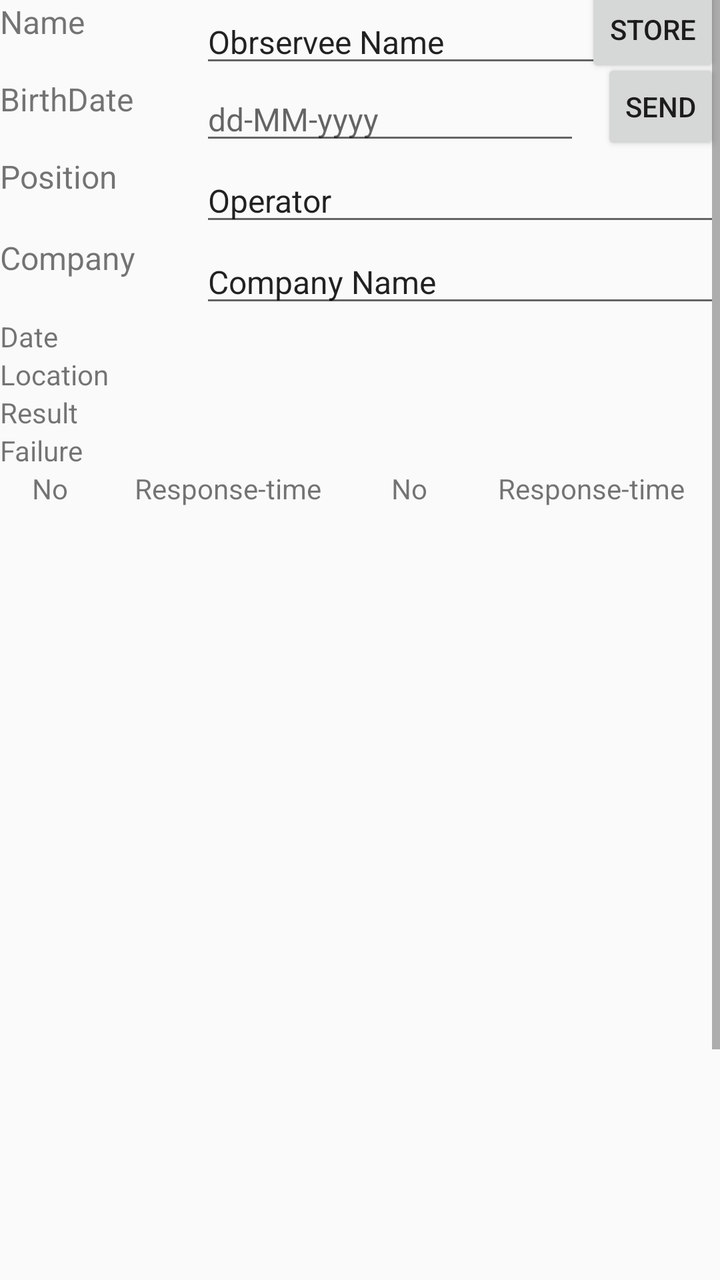
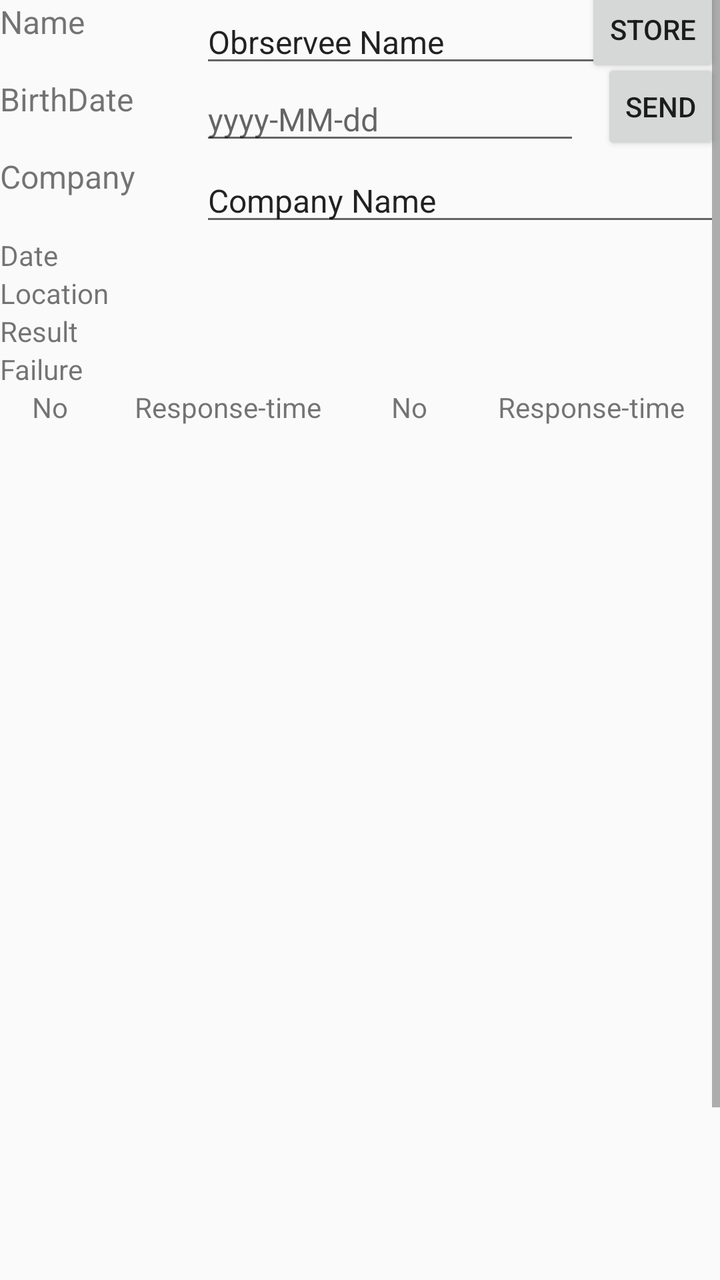

Screens rendered from an Android XML layout before and after an edit, with the pre-edit source and the edit as a unified diff.
<!-- AndroidManifest.xml: application theme AppTheme -->
<!-- res/layout/activity_hasil_pengukuran.xml -->
<?xml version="1.0" encoding="utf-8"?>
<ScrollView xmlns:android="http://schemas.android.com/apk/res/android"
    android:layout_width="fill_parent"
    android:layout_height="fill_parent"
    xmlns:tools="http://schemas.android.com/tools"
    tools:context="com.digitech_maker.pvt.HasilPengukuran">

    <RelativeLayout
        android:id="@+id/RelativeLayout01"
        android:layout_width="fill_parent"
        android:layout_height="wrap_content" >

        <TextView
            android:layout_width="wrap_content"
            android:layout_height="wrap_content"
            android:text="@string/hasil_namatext"
            android:id="@+id/namatext"
            android:layout_alignParentTop="true"
            android:layout_alignParentRight="true"
            android:layout_alignParentStart="true"
            android:gravity="bottom"
            android:textSize="16dp"/>

        <EditText
            android:layout_width="wrap_content"
            android:layout_height="wrap_content"
            android:inputType="textPersonName"
            android:text="@string/hasil_editnama"
            android:ems="20"
            android:id="@+id/editnama"
            android:autoText="true"
            android:clickable="true"
            android:editable="true"
            android:enabled="true"
            android:shadowColor="#b6abab"
            android:layout_alignTop="@+id/namatext"
            android:layout_centerHorizontal="false"
            android:layout_marginLeft="100dp"
            android:textSize="16dp" />

        <Button
            style="?android:attr/buttonStyleSmall"
            android:layout_width="wrap_content"
            android:layout_height="wrap_content"
            android:text="@string/hasil_simpanbtn"
            android:id="@+id/simpanbutton"
            android:layout_alignBottom="@+id/editnama"
            android:layout_alignParentRight="true"
            android:layout_alignParentEnd="true" />

        <TextView
            android:layout_width="wrap_content"
            android:layout_height="wrap_content"
            android:text="@string/hasil_tgllahirtext"
            android:id="@+id/tgllahirtext"
            android:layout_below="@+id/editnama"
            android:gravity="bottom"
            android:layout_alignParentLeft="true"
            android:textSize="16dp" />

        <EditText
            android:layout_width="wrap_content"
            android:layout_height="wrap_content"
            android:inputType="date"
            android:hint="dd-MM-yyyy"
            android:ems="10"
            android:id="@+id/edittgllahir"
            android:autoText="true"
            android:clickable="true"
            android:editable="true"
            android:enabled="true"
            android:shadowColor="#b6abab"
            android:layout_alignTop="@+id/tgllahirtext"
            android:layout_alignParentLeft="true"
            android:layout_marginLeft="100dp"
            android:textSize="16dp" />

        <TextView
            android:layout_width="wrap_content"
            android:layout_height="wrap_content"
            android:text="@string/hasil_jabatantext"
            android:id="@+id/jabatantext"
            android:layout_below="@+id/edittgllahir"
            android:textAlignment="gravity"
            android:layout_alignParentLeft="true"
            android:textSize="16dp" />

        <Button
            style="?android:attr/buttonStyleSmall"
            android:id="@+id/kirimbutton"
            android:layout_width="wrap_content"
            android:layout_height="wrap_content"
            android:text="@string/hasil_kirimbtn"
            android:layout_marginTop="16dp"
            android:layout_alignBottom="@id/edittgllahir"
            android:layout_alignParentRight="true"
            android:layout_alignParentEnd="true"
            />

        <EditText
            android:id="@+id/editjabatan"
            android:layout_width="wrap_content"
            android:layout_height="wrap_content"
            android:layout_alignTop="@+id/jabatantext"
            android:layout_alignParentLeft="true"
            android:layout_marginLeft="100dp"
            android:layout_marginTop="2dp"
            android:autoText="true"
            android:clickable="true"
            android:editable="true"
            android:ems="20"
            android:enabled="true"
            android:inputType="textPersonName"
            android:shadowColor="#b6abab"
            android:text="@string/hasil_editjabatan"
            android:textSize="16dp" />

        <TextView
            android:layout_width="wrap_content"
            android:layout_height="wrap_content"
            android:text="@string/hasil_perusahaantext"
            android:id="@+id/perusahaantext"
            android:layout_below="@+id/editjabatan"
            android:textAlignment="gravity"
            android:layout_alignParentLeft="true"
            android:textSize="16dp" />

        <EditText
            android:id="@+id/editperusahaan"
            android:layout_width="wrap_content"
            android:layout_height="wrap_content"
            android:layout_alignTop="@+id/perusahaantext"
            android:layout_alignParentLeft="true"
            android:layout_marginLeft="100dp"
            android:layout_marginTop="2dp"
            android:autoText="true"
            android:clickable="true"
            android:editable="true"
            android:ems="20"
            android:enabled="true"
            android:inputType="textPersonName"
            android:shadowColor="#b6abab"
            android:text="@string/hasil_editperusahaan"
            android:textSize="16dp"
            android:layout_below="@+id/editjabatan"/>

        <LinearLayout
            android:orientation="vertical"
            android:layout_width="match_parent"
            android:layout_height="wrap_content"
            android:layout_alignParentLeft="true"
            android:layout_alignParentStart="true"
            android:layout_below="@+id/editperusahaan">

            <TextView
                android:layout_width="wrap_content"
                android:layout_height="wrap_content"
                android:text="@string/hasil_tipelabel"
                android:id="@+id/tipelabel"
                android:layout_below="@+id/editjabatan"
                android:layout_alignParentLeft="true"
                android:layout_alignParentStart="true" />

            <TextView
                android:layout_width="wrap_content"
                android:layout_height="wrap_content"
                android:text="@string/hasil_lokasilabel"
                android:id="@+id/lokasilabel"
                android:layout_below="@+id/editjabatan"
                android:layout_alignParentLeft="true"
                android:layout_alignParentStart="true" />

            <TextView
                android:layout_width="wrap_content"
                android:layout_height="wrap_content"
                android:text="@string/hasil_hasillabel"
                android:id="@+id/hasillabel"
                android:layout_below="@+id/editjabatan"
                android:layout_alignParentLeft="true"
                android:layout_alignParentStart="true" />

            <TextView
                android:layout_width="wrap_content"
                android:layout_height="wrap_content"
                android:text="@string/hasil_gagallabel"
                android:id="@+id/gagallabel"
                android:layout_alignTop="@+id/hasillabel"
                android:layout_toRightOf="@+id/tipelabel"
                android:layout_toEndOf="@+id/tipelabel" />

            <TableLayout
                android:layout_width="match_parent"
                android:layout_height="480dp"
                android:id="@+id/tabelhasil"
                android:layout_alignParentLeft="true"
                android:layout_alignParentStart="true"
                android:layout_below="@+id/hasillabel">

                <TableRow
                    android:layout_width="match_parent"
                    android:layout_height="24dp">

                    <TextView
                        android:layout_width="50dp"
                        android:layout_height="wrap_content"
                        android:id="@+id/col1"
                        android:text="@string/hasil_tblcol1"
                        android:layout_column="0"
                        android:layout_gravity="center_horizontal" />

                    <TextView
                        android:layout_width="match_parent"
                        android:layout_height="wrap_content"
                        android:id="@+id/col2"
                        android:text="@string/hasil_tblcol2"
                        android:layout_weight="1"
                        android:layout_column="1"
                        android:gravity="center_horizontal" />

                    <TextView
                        android:layout_width="match_parent"
                        android:layout_height="wrap_content"
                        android:id="@+id/col3"
                        android:text="@string/hasil_tblcol1"
                        android:layout_column="3"
                        android:layout_gravity="center_horizontal"
                        android:layout_weight="1"
                        android:gravity="center_horizontal" />

                    <TextView
                        android:layout_width="match_parent"
                        android:layout_height="wrap_content"
                        android:id="@+id/col4"
                        android:text="@string/hasil_tblcol2"
                        android:layout_weight="1"
                        android:layout_column="4"
                        android:gravity="center_horizontal" />
                </TableRow>
            </TableLayout>

            <RelativeLayout
                android:layout_width="match_parent"
                android:layout_height="wrap_content">

                <Button
                    style="?android:attr/buttonStyleSmall"
                    android:layout_width="wrap_content"
                    android:layout_height="50dp"
                    android:text="@string/hasil_hapusbtn"
                    android:id="@+id/hapusbutton"
                    android:layout_alignWithParentIfMissing="false"
                    android:layout_alignParentTop="true"
                    android:layout_alignParentLeft="true"
                    android:layout_alignParentStart="true" />

                <Button
                    style="?android:attr/buttonStyleSmall"
                    android:layout_width="wrap_content"
                    android:layout_height="wrap_content"
                    android:text=">>"
                    android:id="@+id/nextbutton"
                    android:layout_alignParentRight="true"
                    android:layout_alignParentEnd="true" />
            </RelativeLayout>

            <ListView
                android:id="@+id/hasil_list_view"
                android:layout_width="match_parent"
                android:layout_height="wrap_content"
                android:layout_below="@+id/tabelhasil"
                android:layout_marginTop="16dp" />
        </LinearLayout>
    </RelativeLayout>
</ScrollView>
<!-- resources referenced by this layout -->
<resources>
  <string name="hasil_editjabatan">Operator</string>
  <string name="hasil_editnama">Obrservee Name</string>
  <string name="hasil_editperusahaan">Company Name</string>
  <string name="hasil_gagallabel">Failure</string>
  <string name="hasil_hapusbtn">REMOVE</string>
  <string name="hasil_hasillabel">Result</string>
  <string name="hasil_jabatantext">Position</string>
  <string name="hasil_kirimbtn">SEND</string>
  <string name="hasil_lokasilabel">Location</string>
  <string name="hasil_namatext">Name</string>
  <string name="hasil_perusahaantext">Company</string>
  <string name="hasil_simpanbtn">STORE</string>
  <string name="hasil_tblcol1">No</string>
  <string name="hasil_tblcol2">Response-time</string>
  <string name="hasil_tgllahirtext">BirthDate</string>
  <string name="hasil_tipelabel">Date</string>
  <style name="AppTheme" parent="Theme.AppCompat.Light.DarkActionBar">
          
          <item name="colorPrimary">@color/colorPrimary</item>
          <item name="colorPrimaryDark">@color/colorPrimaryDark</item>
          <item name="colorAccent">@color/colorAccent</item>
      </style>
  <color name="colorPrimary">#3F51B5</color>
  <color name="colorPrimaryDark">#303F9F</color>
  <color name="colorAccent">#FF4081</color>
</resources>

<!-- the commit's change to res/layout/activity_hasil_pengukuran.xml (unified diff, before → after) -->
@@ -62,7 +62,7 @@
             android:layout_width="wrap_content"
             android:layout_height="wrap_content"
             android:inputType="date"
-            android:hint="dd-MM-yyyy"
+            android:hint="yyyy-MM-dd"
             android:ems="10"
             android:id="@+id/edittgllahir"
             android:autoText="true"
@@ -75,15 +75,6 @@
             android:layout_marginLeft="100dp"
             android:textSize="16dp" />
 
-        <TextView
-            android:layout_width="wrap_content"
-            android:layout_height="wrap_content"
-            android:text="@string/hasil_jabatantext"
-            android:id="@+id/jabatantext"
-            android:layout_below="@+id/edittgllahir"
-            android:textAlignment="gravity"
-            android:layout_alignParentLeft="true"
-            android:textSize="16dp" />
 
         <Button
             style="?android:attr/buttonStyleSmall"
@@ -97,30 +88,12 @@
             android:layout_alignParentEnd="true"
             />
 
-        <EditText
-            android:id="@+id/editjabatan"
-            android:layout_width="wrap_content"
-            android:layout_height="wrap_content"
-            android:layout_alignTop="@+id/jabatantext"
-            android:layout_alignParentLeft="true"
-            android:layout_marginLeft="100dp"
-            android:layout_marginTop="2dp"
-            android:autoText="true"
-            android:clickable="true"
-            android:editable="true"
-            android:ems="20"
-            android:enabled="true"
-            android:inputType="textPersonName"
-            android:shadowColor="#b6abab"
-            android:text="@string/hasil_editjabatan"
-            android:textSize="16dp" />
-
         <TextView
             android:layout_width="wrap_content"
             android:layout_height="wrap_content"
             android:text="@string/hasil_perusahaantext"
             android:id="@+id/perusahaantext"
-            android:layout_below="@+id/editjabatan"
+            android:layout_below="@+id/edittgllahir"
             android:textAlignment="gravity"
             android:layout_alignParentLeft="true"
             android:textSize="16dp" />
@@ -142,7 +115,7 @@
             android:shadowColor="#b6abab"
             android:text="@string/hasil_editperusahaan"
             android:textSize="16dp"
-            android:layout_below="@+id/editjabatan"/>
+            android:layout_below="@+id/edittgllahir"/>
 
         <LinearLayout
             android:orientation="vertical"
<!-- resource entries referenced after the edit -->
@@ -1,12 +1,10 @@
 <!-- resources referenced by this layout -->
 <resources>
-  <string name="hasil_editjabatan">Operator</string>
   <string name="hasil_editnama">Obrservee Name</string>
   <string name="hasil_editperusahaan">Company Name</string>
   <string name="hasil_gagallabel">Failure</string>
   <string name="hasil_hapusbtn">REMOVE</string>
   <string name="hasil_hasillabel">Result</string>
-  <string name="hasil_jabatantext">Position</string>
   <string name="hasil_kirimbtn">SEND</string>
   <string name="hasil_lokasilabel">Location</string>
   <string name="hasil_namatext">Name</string>
